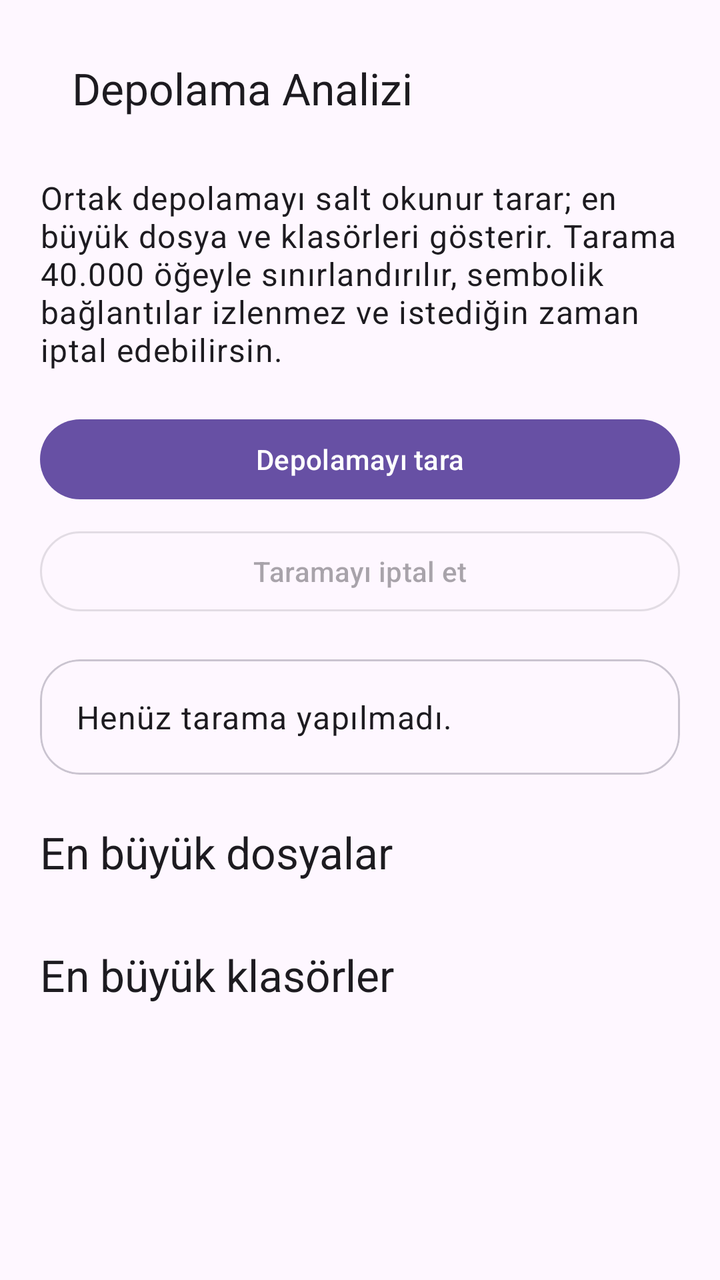
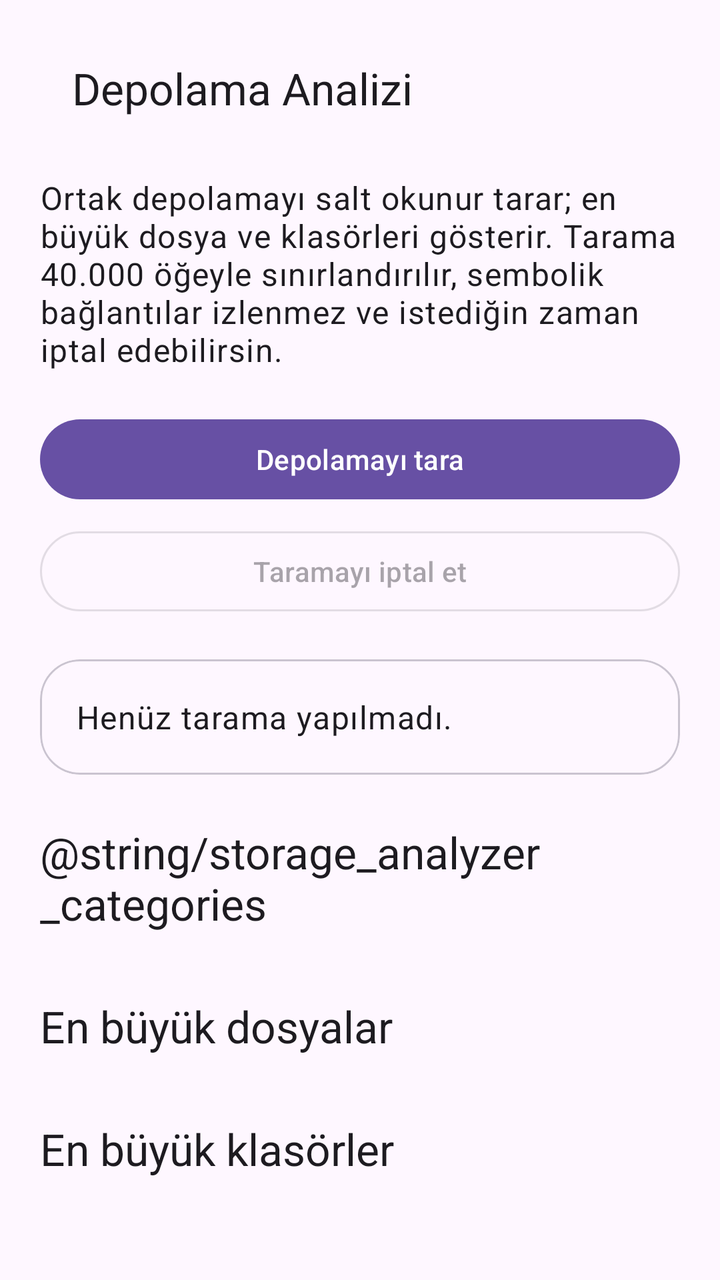

Screens rendered from an Android XML layout before and after an edit, with the pre-edit source and the edit as a unified diff.
<!-- AndroidManifest.xml: application theme Theme.OmniFiles -->
<!-- res/layout/activity_storage_analyzer.xml -->
<?xml version="1.0" encoding="utf-8"?>
<androidx.core.widget.NestedScrollView xmlns:android="http://schemas.android.com/apk/res/android"
    xmlns:app="http://schemas.android.com/apk/res-auto"
    android:id="@+id/root"
    android:layout_width="match_parent"
    android:layout_height="match_parent"
    android:clipToPadding="false">

    <LinearLayout
        android:layout_width="match_parent"
        android:layout_height="wrap_content"
        android:orientation="vertical"
        android:paddingStart="20dp"
        android:paddingTop="12dp"
        android:paddingEnd="20dp"
        android:paddingBottom="32dp">

        <com.google.android.material.appbar.MaterialToolbar
            android:id="@+id/toolbar"
            android:layout_width="match_parent"
            android:layout_height="wrap_content"
            app:title="@string/storage_analyzer_title" />

        <TextView
            android:layout_width="match_parent"
            android:layout_height="wrap_content"
            android:layout_marginTop="12dp"
            android:text="@string/storage_analyzer_help"
            android:textAppearance="?attr/textAppearanceBodyLarge" />

        <com.google.android.material.button.MaterialButton
            android:id="@+id/startButton"
            style="@style/Widget.Material3.Button"
            android:layout_width="match_parent"
            android:layout_height="wrap_content"
            android:layout_marginTop="20dp"
            android:text="@string/storage_analyzer_start" />

        <com.google.android.material.button.MaterialButton
            android:id="@+id/cancelButton"
            style="@style/Widget.Material3.Button.OutlinedButton"
            android:layout_width="match_parent"
            android:layout_height="wrap_content"
            android:layout_marginTop="8dp"
            android:enabled="false"
            android:text="@string/storage_analyzer_cancel" />

        <com.google.android.material.progressindicator.LinearProgressIndicator
            android:id="@+id/progress"
            android:layout_width="match_parent"
            android:layout_height="wrap_content"
            android:layout_marginTop="16dp"
            android:indeterminate="true"
            android:visibility="gone" />

        <com.google.android.material.card.MaterialCardView
            android:layout_width="match_parent"
            android:layout_height="wrap_content"
            android:layout_marginTop="20dp"
            app:cardCornerRadius="20dp">

            <TextView
                android:id="@+id/summaryText"
                android:layout_width="match_parent"
                android:layout_height="wrap_content"
                android:padding="18dp"
                android:text="@string/storage_analyzer_idle"
                android:textAppearance="?attr/textAppearanceBodyLarge" />
        </com.google.android.material.card.MaterialCardView>

        <TextView
            android:layout_width="wrap_content"
            android:layout_height="wrap_content"
            android:layout_marginTop="24dp"
            android:text="@string/storage_analyzer_largest_files"
            android:textAppearance="?attr/textAppearanceTitleLarge" />

        <LinearLayout
            android:id="@+id/filesContainer"
            android:layout_width="match_parent"
            android:layout_height="wrap_content"
            android:layout_marginTop="8dp"
            android:orientation="vertical" />

        <TextView
            android:layout_width="wrap_content"
            android:layout_height="wrap_content"
            android:layout_marginTop="24dp"
            android:text="@string/storage_analyzer_largest_folders"
            android:textAppearance="?attr/textAppearanceTitleLarge" />

        <LinearLayout
            android:id="@+id/foldersContainer"
            android:layout_width="match_parent"
            android:layout_height="wrap_content"
            android:layout_marginTop="8dp"
            android:orientation="vertical" />
    </LinearLayout>
</androidx.core.widget.NestedScrollView>
<!-- resources referenced by this layout -->
<resources>
  <string name="storage_analyzer_cancel">Taramayı iptal et</string>
  <string name="storage_analyzer_help">Ortak depolamayı salt okunur tarar; en büyük dosya ve klasörleri gösterir. Tarama 40.000 öğeyle sınırlandırılır, sembolik bağlantılar izlenmez ve istediğin zaman iptal edebilirsin.</string>
  <string name="storage_analyzer_idle">Henüz tarama yapılmadı.</string>
  <string name="storage_analyzer_largest_files">En büyük dosyalar</string>
  <string name="storage_analyzer_largest_folders">En büyük klasörler</string>
  <string name="storage_analyzer_start">Depolamayı tara</string>
  <string name="storage_analyzer_title">Depolama Analizi</string>
  <style name="Theme.OmniFiles" parent="Theme.Material3.DayNight.NoActionBar">
          <item name="android:windowActionModeOverlay">true</item>
          <item name="android:windowLightStatusBar" tools:targetApi="m">?attr/isLightTheme</item>
          <item name="android:navigationBarColor">@android:color/transparent</item>
          <item name="android:statusBarColor">@android:color/transparent</item>
      </style>
</resources>

<!-- the commit's change to res/layout/activity_storage_analyzer.xml (unified diff, before → after) -->
@@ -72,6 +72,20 @@
             android:layout_width="wrap_content"
             android:layout_height="wrap_content"
             android:layout_marginTop="24dp"
+            android:text="@string/storage_analyzer_categories"
+            android:textAppearance="?attr/textAppearanceTitleLarge" />
+
+        <LinearLayout
+            android:id="@+id/categoriesContainer"
+            android:layout_width="match_parent"
+            android:layout_height="wrap_content"
+            android:layout_marginTop="8dp"
+            android:orientation="vertical" />
+
+        <TextView
+            android:layout_width="wrap_content"
+            android:layout_height="wrap_content"
+            android:layout_marginTop="24dp"
             android:text="@string/storage_analyzer_largest_files"
             android:textAppearance="?attr/textAppearanceTitleLarge" />
 
